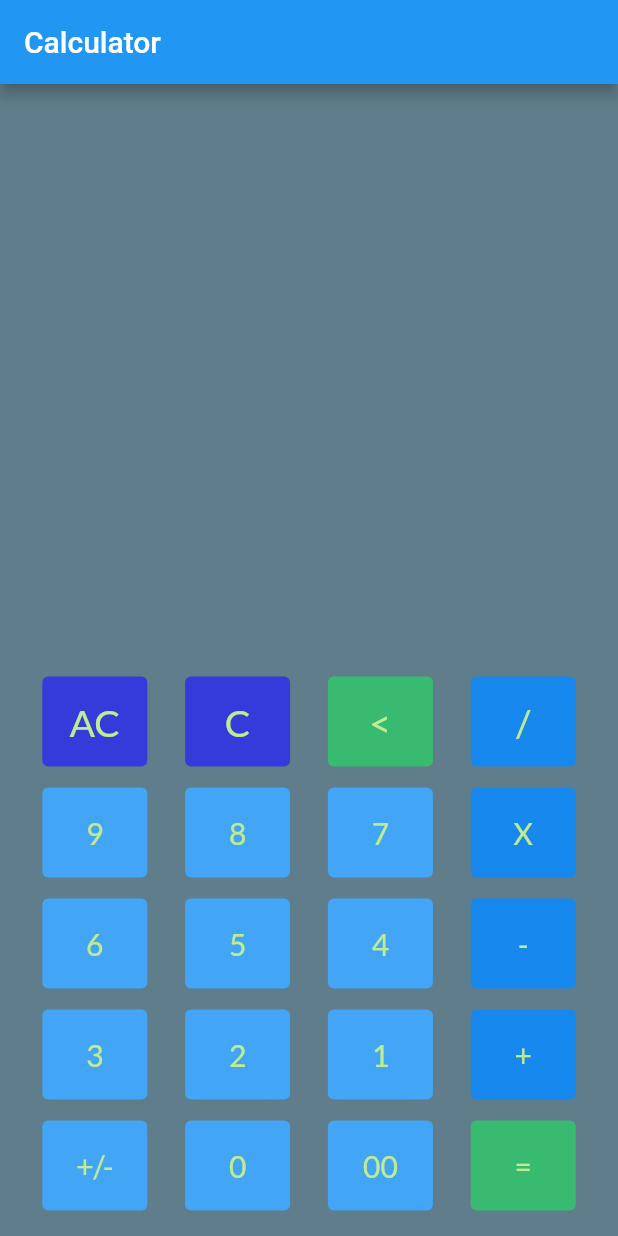
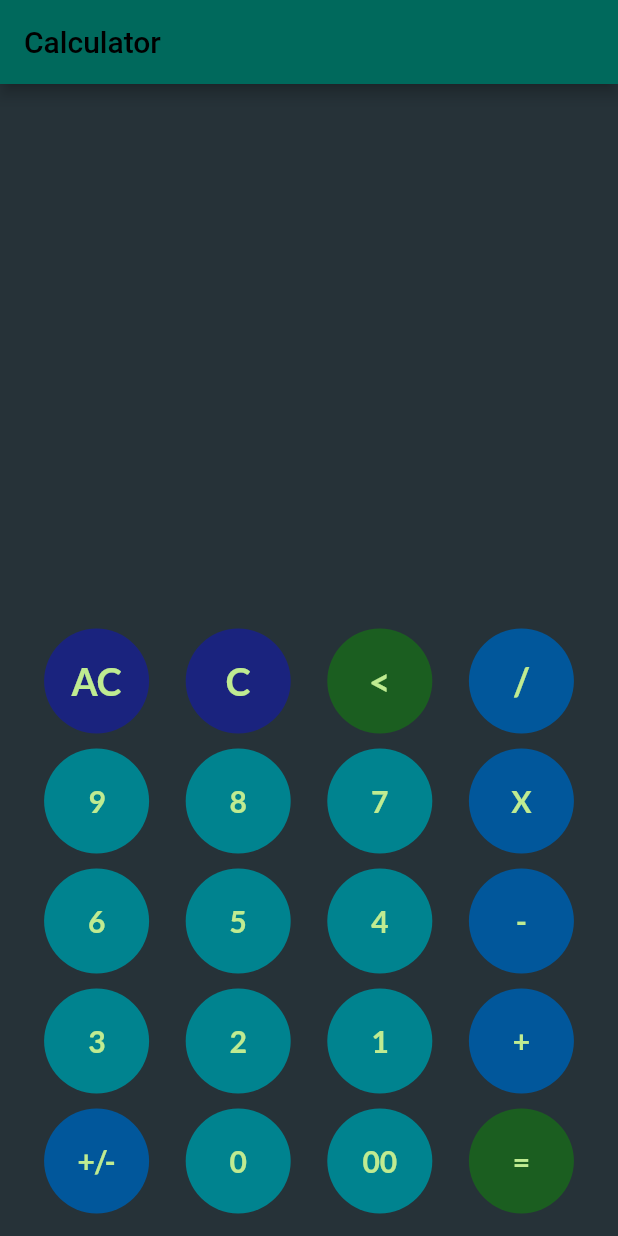
Before and after one commit to rahultg1411/rahultg1411-calculator_nitk_woc, a Flutter app: the screen it shows after launch, on a phone screen of 412 x 824 dp. Run offline on Flutter 3.47's test engine with Material 2 defaults, Android fonts, the phone set to English and light mode, and no system bars; our stand-ins replace google_fonts.

Commit message:
Final Build

```diff
--- a/lib/main.dart
+++ b/lib/main.dart
@@ -84,12 +84,13 @@ class _CalculatorAppState extends State<CalculatorApp> {
   Widget build(BuildContext context) {
     return MaterialApp(
       title: 'Flutter Demo',
-      theme: ThemeData(primarySwatch: Colors.blue),
+      theme: ThemeData(primarySwatch: Colors.lightBlue),
       home: Scaffold(
         appBar: AppBar(
           title: Text('Calculator'),
+          backgroundColor: Color(0xFF00695C),
         ),
-        backgroundColor: Colors.blueGrey,
+        backgroundColor: Colors.blueGrey[900],
         body: Container(
           margin: EdgeInsets.all(10.0),
           child: Column(
@@ -130,28 +131,28 @@ class _CalculatorAppState extends State<CalculatorApp> {
                 children: [
                   CalculatorButton(
                     text: 'AC',
-                    fillColor: 0xBE2625F5,
+                    fillColor: 0xFF1A237E,
                     textColor: 0xFFBFEB91,
                     textSize: 25,
                     callback: buttonOnClick,
                   ),
                   CalculatorButton(
                     text: 'C',
-                    fillColor: 0xBE2625F5,
+                    fillColor: 0xFF1A237E,
                     textColor: 0xFFBFEB91,
                     textSize: 25,
                     callback: buttonOnClick,
                   ),
                   CalculatorButton(
                     text: '<',
-                    fillColor: 0x49E20E160,
+                    fillColor: 0xFF1B5E20,
                     textColor: 0xFFBFEB91,
                     textSize: 25,
                     callback: buttonOnClick,
                   ),
                   CalculatorButton(
                     text: '/',
-                    fillColor: 0xEE1289F5,
+                    fillColor: 0xFF01579B,
                     textColor: 0xFFBFEB91,
                     textSize: 25,
                     callback: buttonOnClick,
@@ -163,28 +164,28 @@ class _CalculatorAppState extends State<CalculatorApp> {
                 children: [
                   CalculatorButton(
                     text: '9',
-                    fillColor: 0xFF42A5F5,
+                    fillColor: 0xFF00838F,
                     textColor: 0xFFBFEB91,
                     textSize: 20,
                     callback: buttonOnClick,
                   ),
                   CalculatorButton(
                     text: '8',
-                    fillColor: 0xFF42A5F5,
+                    fillColor: 0xFF00838F,
                     textColor: 0xFFBFEB91,
                     textSize: 20,
                     callback: buttonOnClick,
                   ),
                   CalculatorButton(
                     text: '7',
-                    fillColor: 0xFF42A5F5,
+                    fillColor: 0xFF00838F,
                     textColor: 0xFFBFEB91,
                     textSize: 20,
                     callback: buttonOnClick,
                   ),
                   CalculatorButton(
                     text: 'X',
-                    fillColor: 0xEE1289F5,
+                    fillColor: 0xFF01579B,
                     textColor: 0xFFBFEB91,
                     textSize: 20,
                     callback: buttonOnClick,
@@ -196,28 +197,28 @@ class _CalculatorAppState extends State<CalculatorApp> {
                 children: [
                   CalculatorButton(
                     text: '6',
-                    fillColor: 0xFF42A5F5,
+                    fillColor: 0xFF00838F,
                     textColor: 0xFFBFEB91,
                     textSize: 20,
                     callback: buttonOnClick,
                   ),
                   CalculatorButton(
                     text: '5',
-                    fillColor: 0xFF42A5F5,
+                    fillColor: 0xFF00838F,
                     textColor: 0xFFBFEB91,
                     textSize: 20,
                     callback: buttonOnClick,
                   ),
                   CalculatorButton(
                     text: '4',
-                    fillColor: 0xFF42A5F5,
+                    fillColor: 0xFF00838F,
                     textColor: 0xFFBFEB91,
                     textSize: 20,
                     callback: buttonOnClick,
                   ),
                   CalculatorButton(
                     text: '-',
-                    fillColor: 0xEE1289F5,
+                    fillColor: 0xFF01579B,
                     textColor: 0xFFBFEB91,
                     textSize: 20,
                     callback: buttonOnClick,
@@ -229,28 +230,28 @@ class _CalculatorAppState extends State<CalculatorApp> {
                 children: [
                   CalculatorButton(
                     text: '3',
-                    fillColor: 0xFF42A5F5,
+                    fillColor: 0xFF00838F,
                     textColor: 0xFFBFEB91,
                     textSize: 20,
                     callback: buttonOnClick,
                   ),
                   CalculatorButton(
                     text: '2',
-                    fillColor: 0xFF42A5F5,
+                    fillColor: 0xFF00838F,
                     textColor: 0xFFBFEB91,
                     textSize: 20,
                     callback: buttonOnClick,
                   ),
                   CalculatorButton(
                     text: '1',
-                    fillColor: 0xFF42A5F5,
+                    fillColor: 0xFF00838F,
                     textColor: 0xFFBFEB91,
                     textSize: 20,
                     callback: buttonOnClick,
                   ),
                   CalculatorButton(
                     text: '+',
-                    fillColor: 0xEE1289F5,
+                    fillColor: 0xFF01579B,
                     textColor: 0xFFBFEB91,
                     textSize: 20,
                     callback: buttonOnClick,
@@ -262,28 +263,28 @@ class _CalculatorAppState extends State<CalculatorApp> {
                 children: [
                   CalculatorButton(
                     text: '+/-',
-                    fillColor: 0xFF42A5F5,
+                    fillColor: 0xFF01579B,
                     textColor: 0xFFBFEB91,
                     textSize: 20,
                     callback: buttonOnClick,
                   ),
                   CalculatorButton(
                     text: '0',
-                    fillColor: 0xFF42A5F5,
+                    fillColor: 0xFF00838F,
                     textColor: 0xFFBFEB91,
                     textSize: 20,
                     callback: buttonOnClick,
                   ),
                   CalculatorButton(
                     text: '00',
-                    fillColor: 0xFF42A5F5,
+                    fillColor: 0xFF00838F,
                     textColor: 0xFFBFEB91,
                     textSize: 20,
                     callback: buttonOnClick,
                   ),
                   CalculatorButton(
                     text: '=',
-                    fillColor: 0x49E20E160,
+                    fillColor: 0xFF1B5E20,
                     textColor: 0xFFBFEB91,
                     textSize: 20,
                     callback: buttonOnClick,
--- a/lib/widgets/calc_button.dart
+++ b/lib/widgets/calc_button.dart
@@ -21,12 +21,14 @@ class CalculatorButton extends StatelessWidget {
   @override
   Widget build(BuildContext context) {
     return Container(
-      margin: EdgeInsets.all(7.0),
+      margin: EdgeInsets.all(5.0),
       child: SizedBox(
         width: 70,
-        height: 60,
+        height: 70,
         child: TextButton(
           style: TextButton.styleFrom(
+            textStyle: TextStyle(fontWeight: FontWeight.bold),
+            shape: CircleBorder(),
             primary: Color(textColor),
             backgroundColor: Color(fillColor),
           ),
```
